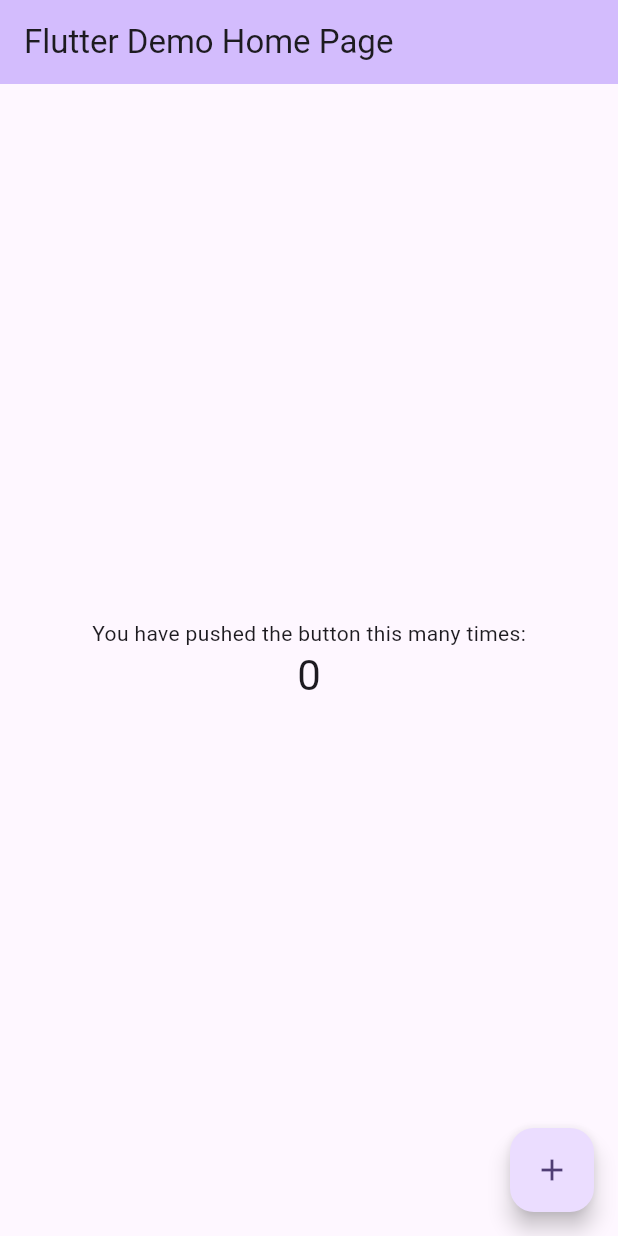
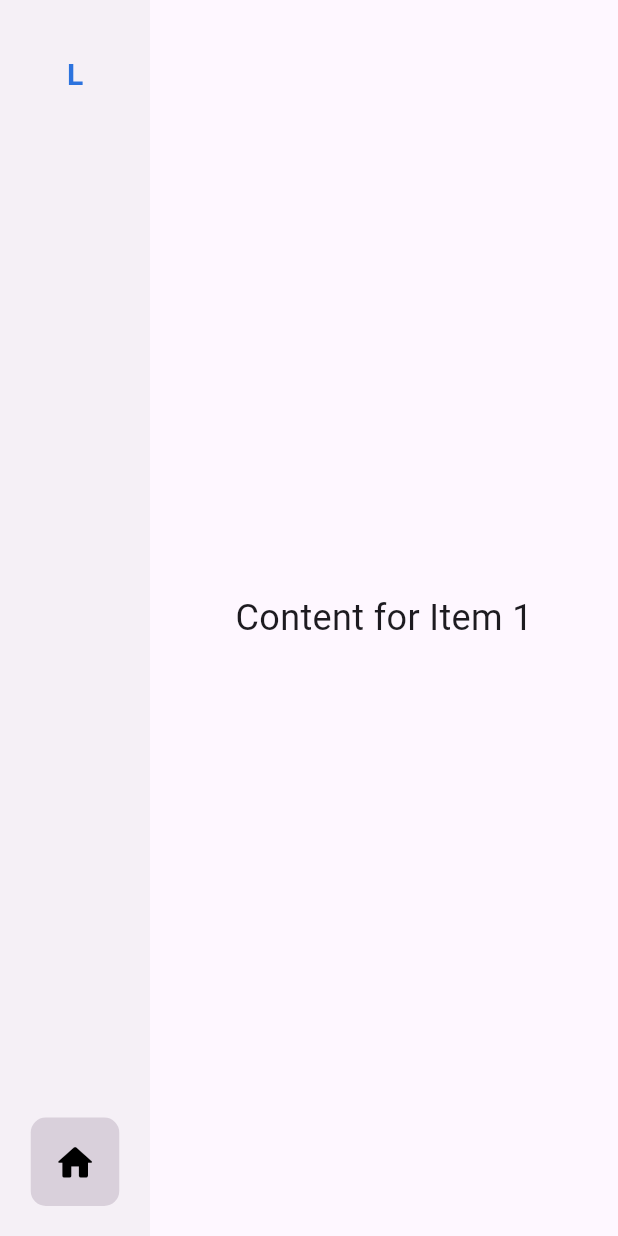
Before and after one commit to SantiagoChamie/lenski, a Flutter app: the screen it shows after launch, on a phone screen of 412 x 824 dp. Run offline on Flutter 3.47's test engine with Material 3 defaults, Android fonts, the phone set to English and light mode, and no system bars.

Commit message:
sidebar and main page navigation

```diff
--- /dev/null
+++ b/lib/courses.dart
@@ -0,0 +1,15 @@
+import 'package:flutter/material.dart';
+
+class Courses extends StatelessWidget {
+  const Courses({super.key});
+
+  @override
+  Widget build(BuildContext context) {
+    return const Center(
+      child:  Text(
+        'Content for Item 1',
+        style: TextStyle(fontSize: 24),
+      ),
+    );
+  }
+}
--- a/lib/main.dart
+++ b/lib/main.dart
@@ -1,4 +1,5 @@
 import 'package:flutter/material.dart';
+import 'package:lenski/navigation/navigation_handler.dart';
 
 void main() {
   runApp(const MyApp());
@@ -7,119 +8,15 @@ void main() {
 class MyApp extends StatelessWidget {
   const MyApp({super.key});
 
-  // This widget is the root of your application.
   @override
   Widget build(BuildContext context) {
     return MaterialApp(
-      title: 'Flutter Demo',
+      title: 'LenSki Beta',
+      debugShowCheckedModeBanner: false,
       theme: ThemeData(
-        // This is the theme of your application.
-        //
-        // TRY THIS: Try running your application with "flutter run". You'll see
-        // the application has a purple toolbar. Then, without quitting the app,
-        // try changing the seedColor in the colorScheme below to Colors.green
-        // and then invoke "hot reload" (save your changes or press the "hot
-        // reload" button in a Flutter-supported IDE, or press "r" if you used
-        // the command line to start the app).
-        //
-        // Notice that the counter didn't reset back to zero; the application
-        // state is not lost during the reload. To reset the state, use hot
-        // restart instead.
-        //
-        // This works for code too, not just values: Most code changes can be
-        // tested with just a hot reload.
-        colorScheme: ColorScheme.fromSeed(seedColor: Colors.deepPurple),
-        useMaterial3: true,
+        primarySwatch: Colors.blue,
       ),
-      home: const MyHomePage(title: 'Flutter Demo Home Page'),
+      home: const NavigationHandler(),
     );
   }
 }
-
-class MyHomePage extends StatefulWidget {
-  const MyHomePage({super.key, required this.title});
-
-  // This widget is the home page of your application. It is stateful, meaning
-  // that it has a State object (defined below) that contains fields that affect
-  // how it looks.
-
-  // This class is the configuration for the state. It holds the values (in this
-  // case the title) provided by the parent (in this case the App widget) and
-  // used by the build method of the State. Fields in a Widget subclass are
-  // always marked "final".
-
-  final String title;
-
-  @override
-  State<MyHomePage> createState() => _MyHomePageState();
-}
-
-class _MyHomePageState extends State<MyHomePage> {
-  int _counter = 0;
-
-  void _incrementCounter() {
-    setState(() {
-      // This call to setState tells the Flutter framework that something has
-      // changed in this State, which causes it to rerun the build method below
-      // so that the display can reflect the updated values. If we changed
-      // _counter without calling setState(), then the build method would not be
-      // called again, and so nothing would appear to happen.
-      _counter++;
-    });
-  }
-
-  @override
-  Widget build(BuildContext context) {
-    // This method is rerun every time setState is called, for instance as done
-    // by the _incrementCounter method above.
-    //
-    // The Flutter framework has been optimized to make rerunning build methods
-    // fast, so that you can just rebuild anything that needs updating rather
-    // than having to individually change instances of widgets.
-    return Scaffold(
-      appBar: AppBar(
-        // TRY THIS: Try changing the color here to a specific color (to
-        // Colors.amber, perhaps?) and trigger a hot reload to see the AppBar
-        // change color while the other colors stay the same.
-        backgroundColor: Theme.of(context).colorScheme.inversePrimary,
-        // Here we take the value from the MyHomePage object that was created by
-        // the App.build method, and use it to set our appbar title.
-        title: Text(widget.title),
-      ),
-      body: Center(
-        // Center is a layout widget. It takes a single child and positions it
-        // in the middle of the parent.
-        child: Column(
-          // Column is also a layout widget. It takes a list of children and
-          // arranges them vertically. By default, it sizes itself to fit its
-          // children horizontally, and tries to be as tall as its parent.
-          //
-          // Column has various properties to control how it sizes itself and
-          // how it positions its children. Here we use mainAxisAlignment to
-          // center the children vertically; the main axis here is the vertical
-          // axis because Columns are vertical (the cross axis would be
-          // horizontal).
-          //
-          // TRY THIS: Invoke "debug painting" (choose the "Toggle Debug Paint"
-          // action in the IDE, or press "p" in the console), to see the
-          // wireframe for each widget.
-          mainAxisAlignment: MainAxisAlignment.center,
-          children: <Widget>[
-            const Text(
-              'You have pushed the button this many times:',
-            ),
-            Text(
-              '$_counter',
-              style: Theme.of(context).textTheme.headlineMedium,
-            ),
-          ],
-        ),
-      ),
-      floatingActionButton: FloatingActionButton(
-        onPressed: _incrementCounter,
-        tooltip: 'Increment',
-        child: const Icon(Icons.add),
-      ), // This trailing comma makes auto-formatting nicer for build methods.
-    );
-  }
-}
--- /dev/null
+++ b/lib/navigation/navigation_handler.dart
@@ -0,0 +1,105 @@
+import 'package:flutter/material.dart';
+import 'package:lenski/courses.dart';
+import 'sidebar.dart';
+
+class NavigationHandler extends StatefulWidget {
+  const NavigationHandler({super.key});
+
+  @override
+  NavigationHandlerState createState() => NavigationHandlerState();
+}
+
+class NavigationHandlerState extends State<NavigationHandler> {
+  final GlobalKey<NavigatorState> _navigatorKey = GlobalKey<NavigatorState>();
+
+  void _onItemSelected(String item) {
+    if (item == 'Home') {
+      _navigatorKey.currentState?.pushNamedAndRemoveUntil(item, (Route<dynamic> route) => false);
+    } else {
+      _navigatorKey.currentState?.pushNamed(item);
+    }
+  }
+
+  @override
+  Widget build(BuildContext context) {
+    return Scaffold(
+      body: Row(
+        children: [
+          Sidebar(onItemSelected: _onItemSelected, navigatorKey: _navigatorKey),
+          Expanded(
+            child: Navigator(
+              key: _navigatorKey,
+              onGenerateRoute: (RouteSettings settings) {
+                WidgetBuilder builder;
+                switch (settings.name) {
+                  case 'Home':
+                    builder = (BuildContext _) => const Courses();
+                    break;
+                  default:
+                    builder = (BuildContext _) => const Courses();
+                }
+                return MaterialPageRoute(builder: builder, settings: settings);
+              },
+            ),
+          ),
+        ],
+      ),
+    );
+  }
+}
+
+class Item1Widget extends StatelessWidget {
+  const Item1Widget({super.key});
+
+  @override
+  Widget build(BuildContext context) {
+    return const Center(
+      child:  Text(
+        'Content for Item 1',
+        style: TextStyle(fontSize: 24),
+      ),
+    );
+  }
+}
+
+class Item2Widget extends StatelessWidget {
+  const Item2Widget({super.key});
+
+  @override
+  Widget build(BuildContext context) {
+    return const Center(
+      child: Text(
+        'Content for Item 2',
+        style: TextStyle(fontSize: 24),
+      ),
+    );
+  }
+}
+
+class Item3Widget extends StatelessWidget {
+  const Item3Widget({super.key});
+
+  @override
+  Widget build(BuildContext context) {
+    return const Center(
+      child: Text(
+        'Content for Item 3',
+        style: TextStyle(fontSize: 24),
+      ),
+    );
+  }
+}
+
+class UnknownItemWidget extends StatelessWidget {
+  const UnknownItemWidget({super.key});
+
+  @override
+  Widget build(BuildContext context) {
+    return const Center(
+      child: Text(
+        'Unknown Item',
+        style: TextStyle(fontSize: 24),
+      ),
+    );
+  }
+}
--- /dev/null
+++ b/lib/navigation/sidebar.dart
@@ -0,0 +1,65 @@
+import 'package:flutter/material.dart';
+import 'package:lenski/utils/proportions.dart';
+
+
+class Sidebar extends StatelessWidget {
+  final Function(String) onItemSelected;
+  final GlobalKey<NavigatorState> navigatorKey;
+
+  const Sidebar({required this.onItemSelected, required this.navigatorKey, super.key});
+
+  @override
+  Widget build(BuildContext context) {
+    final p = Proportions(context);
+
+    return Container(
+      width: p.sidebarWidth(),
+      color: const Color(0xFFF5F0F6),
+      child: Column(
+        children: [
+          // Logo at the top
+          const SizedBox(
+            height: 100,
+            child: Center(
+              child: Text(
+                'L',
+                style: TextStyle(
+                  color: Color(0xFF2C73DE),
+                  fontSize: 20,
+                  fontWeight: FontWeight.bold,
+                  //TODO: eventualmente será un logo
+                ),
+              ),
+            ),
+          ),
+          const Spacer(),
+          Padding(
+            padding: EdgeInsets.all(p.standardPadding()),
+            child: Column(
+              mainAxisAlignment: MainAxisAlignment.center, // Center the button vertically
+              children: [
+                _buildMenuButton(p, 'Home', Icons.home_rounded),
+              ],
+            ),
+          ),
+        ],
+      ),
+    );
+  }
+
+  Widget _buildMenuButton(Proportions p, String title, IconData icon) {
+    return IconButton(
+      icon: Icon(icon, color: Colors.black, size: p.sidebarButtonWidth() / 2),
+      onPressed: () {
+        onItemSelected(title);
+      },
+      style: FilledButton.styleFrom(
+        backgroundColor: const Color(0xFFD9D0DB), // Button color
+        shape: RoundedRectangleBorder(
+          borderRadius: BorderRadius.circular(10), // Square appearance
+        ),
+        fixedSize: Size(p.sidebarButtonWidth(), p.sidebarButtonWidth()), // Ensure the button is square
+      ),
+    );
+  }
+}
--- /dev/null
+++ b/lib/utils/proportions.dart
@@ -0,0 +1,18 @@
+import 'package:flutter/widgets.dart';
+
+class Proportions {
+  final BuildContext context;
+
+  Proportions(this.context);
+
+  double screenWidth() => MediaQuery.of(context).size.width;
+  double screenHeight() => MediaQuery.of(context).size.height;
+
+  double width(double ratio) => screenWidth() * ratio;
+  double height(double ratio) => screenHeight() * ratio;
+
+  double sidebarWidth() => 100; //screenWidth() * 0.0744;
+  double sidebarButtonWidth() => 59;//screenWidth() * 0.0438;
+
+  double standardPadding() => 20; //screenHeight() * 0.025;
+}
```
